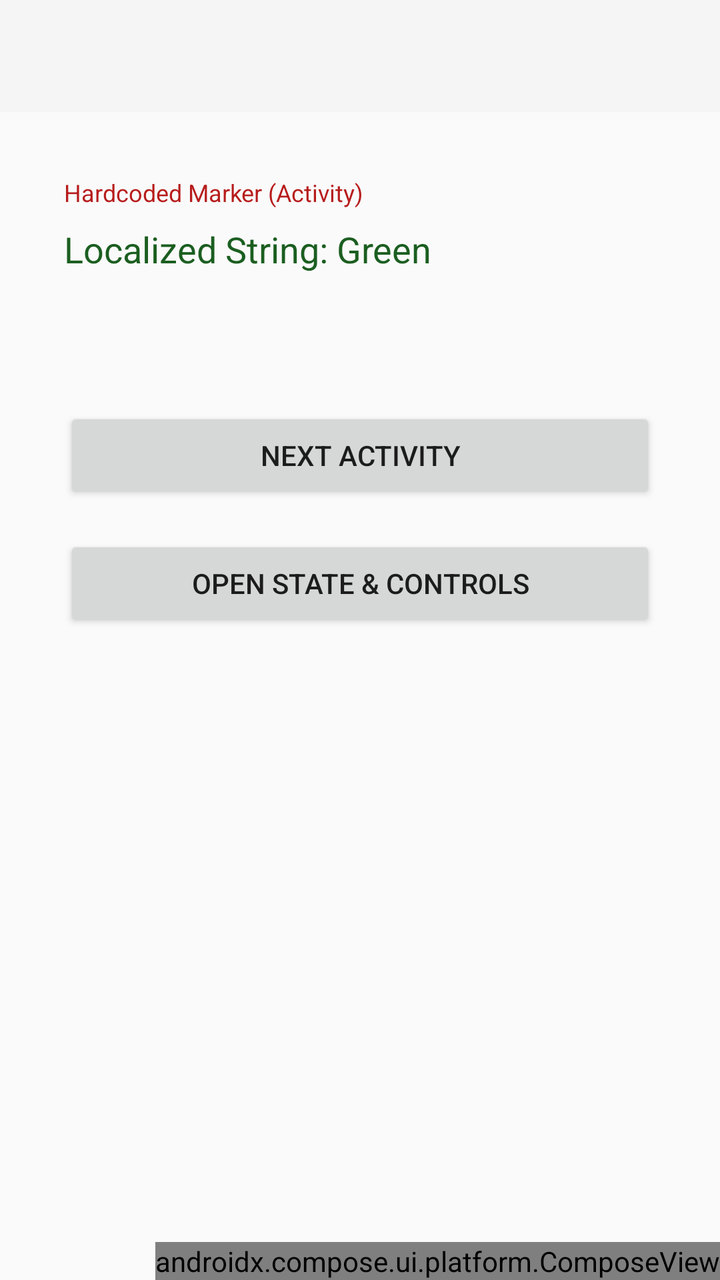
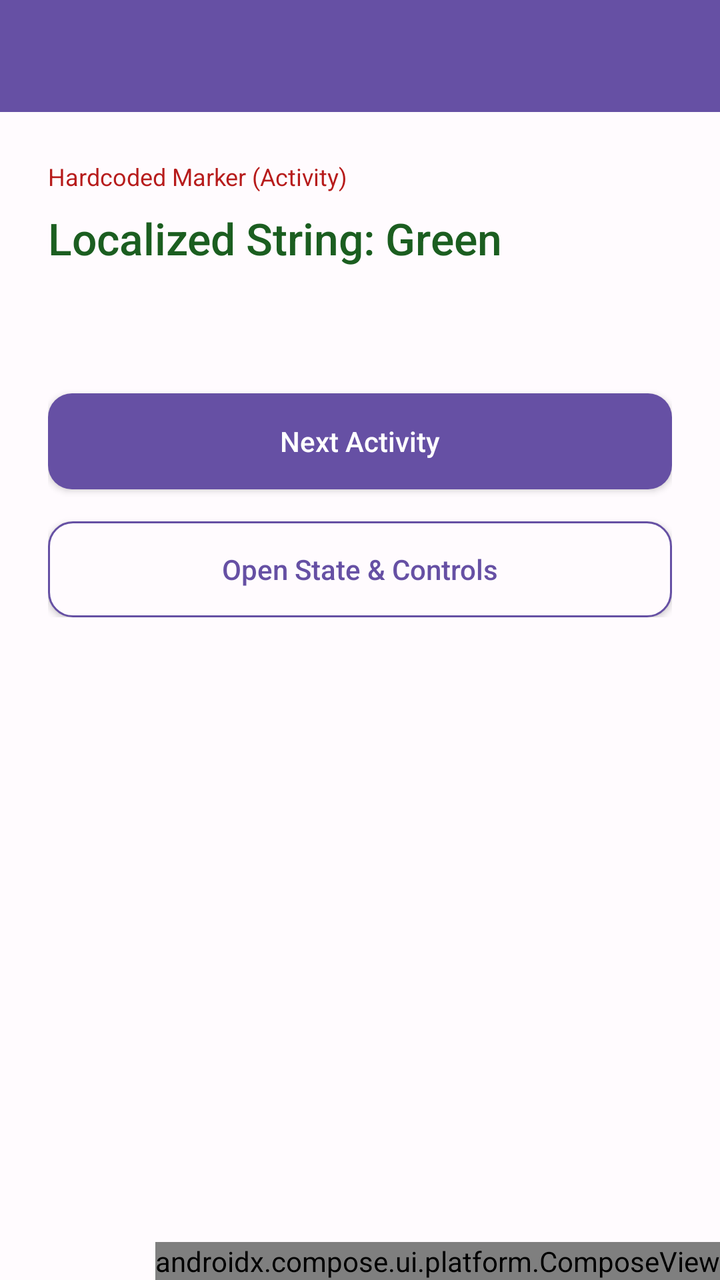

Screens rendered from an Android XML layout before and after an edit, with the pre-edit source and the edit as a unified diff.
<!-- AndroidManifest.xml: activity theme Theme.LocaleEasy -->
<!-- res/layout/activity_sample.xml -->
<?xml version="1.0" encoding="utf-8"?>
<FrameLayout xmlns:android="http://schemas.android.com/apk/res/android"
    android:layout_width="match_parent"
    android:layout_height="match_parent">

    <LinearLayout
        android:layout_width="match_parent"
        android:layout_height="match_parent"
        android:orientation="vertical">

        <androidx.appcompat.widget.Toolbar
            android:id="@+id/toolbar"
            android:layout_width="match_parent"
            android:layout_height="?attr/actionBarSize"
            android:background="?attr/colorPrimary"
            android:theme="@style/ThemeOverlay.AppCompat.Dark.ActionBar" />

        <ScrollView
            android:layout_width="match_parent"
            android:layout_height="0dp"
            android:layout_weight="1">

            <LinearLayout
                android:layout_width="match_parent"
                android:layout_height="wrap_content"
                android:orientation="vertical"
                android:padding="32dp">

                <TextView
                    android:layout_width="wrap_content"
                    android:layout_height="wrap_content"
                    android:text="Hardcoded Marker (Activity)"
                    android:textColor="@color/hardcoded_text"
                    android:textSize="12sp"
                    android:paddingBottom="8dp" />

                <TextView
                    android:layout_width="wrap_content"
                    android:layout_height="wrap_content"
                    android:text="@string/string_resource_example"
                    android:textColor="@color/translated_text"
                    android:textSize="18sp"
                    android:paddingBottom="16dp" />

                <TextView
                    android:id="@+id/textViewDate"
                    android:layout_width="wrap_content"
                    android:layout_height="wrap_content"
                    android:textColor="@color/translated_text"
                    android:paddingBottom="32dp" />

                <Button
                    android:id="@+id/btnNext"
                    android:layout_width="match_parent"
                    android:layout_height="wrap_content"
                    android:text="@string/next_activity" />

                <Button
                    android:id="@+id/btnSettings"
                    android:layout_width="match_parent"
                    android:layout_height="wrap_content"
                    android:layout_marginTop="16dp"
                    android:text="@string/open_settings" />

            </LinearLayout>
        </ScrollView>
    </LinearLayout>

    <androidx.compose.ui.platform.ComposeView
        android:id="@+id/settingsComposeView"
        android:layout_width="wrap_content"
        android:layout_height="wrap_content"
        android:layout_gravity="bottom|end" />

</FrameLayout>
<!-- resources referenced by this layout -->
<resources>
  <color name="hardcoded_text">#B71C1C</color>
  <color name="translated_text">#1B5E20</color>
  <string name="next_activity">Next Activity</string>
  <string name="open_settings">Open State &amp; Controls</string>
  <string name="string_resource_example">Localized String: Green</string>
  <style name="Theme.LocaleEasy" parent="Theme.AppCompat.DayNight.NoActionBar" />
</resources>

<!-- the commit's change to res/layout/activity_sample.xml (unified diff, before → after) -->
@@ -1,5 +1,6 @@
 <?xml version="1.0" encoding="utf-8"?>
 <FrameLayout xmlns:android="http://schemas.android.com/apk/res/android"
+    android:background="@color/window_background"
     android:layout_width="match_parent"
     android:layout_height="match_parent">
 
@@ -24,7 +25,7 @@
                 android:layout_width="match_parent"
                 android:layout_height="wrap_content"
                 android:orientation="vertical"
-                android:padding="32dp">
+                android:padding="24dp">
 
                 <TextView
                     android:layout_width="wrap_content"
@@ -35,11 +36,13 @@
                     android:paddingBottom="8dp" />
 
                 <TextView
+                    android:id="@+id/textViewLocalized"
                     android:layout_width="wrap_content"
                     android:layout_height="wrap_content"
                     android:text="@string/string_resource_example"
                     android:textColor="@color/translated_text"
-                    android:textSize="18sp"
+                    android:textSize="22sp"
+                    android:fontFamily="sans-serif-medium"
                     android:paddingBottom="16dp" />
 
                 <TextView
@@ -47,20 +50,29 @@
                     android:layout_width="wrap_content"
                     android:layout_height="wrap_content"
                     android:textColor="@color/translated_text"
-                    android:paddingBottom="32dp" />
+                    android:paddingBottom="28dp"
+                    android:textSize="14sp" />
 
-                <Button
+                <androidx.appcompat.widget.AppCompatButton
                     android:id="@+id/btnNext"
                     android:layout_width="match_parent"
                     android:layout_height="wrap_content"
-                    android:text="@string/next_activity" />
+                    android:text="@string/next_activity"
+                    android:background="@drawable/sample_button_primary"
+                    android:textColor="@android:color/white"
+                    android:textAllCaps="false"
+                    android:minHeight="48dp" />
 
-                <Button
+                <androidx.appcompat.widget.AppCompatButton
                     android:id="@+id/btnSettings"
                     android:layout_width="match_parent"
                     android:layout_height="wrap_content"
                     android:layout_marginTop="16dp"
-                    android:text="@string/open_settings" />
+                    android:text="@string/open_settings"
+                    android:background="@drawable/sample_button_secondary"
+                    android:textColor="@color/native_primary"
+                    android:textAllCaps="false"
+                    android:minHeight="48dp" />
 
             </LinearLayout>
         </ScrollView>
<!-- resource entries referenced after the edit -->
@@ -1,10 +1,24 @@
 <!-- resources referenced by this layout -->
 <resources>
   <color name="hardcoded_text">#B71C1C</color>
+  <color name="native_primary">#6650A4</color>
   <color name="translated_text">#1B5E20</color>
+  <color name="window_background">#FFFBFE</color>
+  <!-- drawable sample_button_primary (drawable) -->
+  <ripple xmlns:android="http://schemas.android.com/apk/res/android" android:color="#33FFFFFF">
+      <item><shape><solid android:color="@color/native_primary" /><corners android:radius="12dp" /></shape></item>
+  </ripple>
+  <!-- drawable sample_button_secondary (drawable) -->
+  <ripple xmlns:android="http://schemas.android.com/apk/res/android" android:color="#226650A4">
+      <item><shape><solid android:color="@color/window_background" /><corners android:radius="12dp" />
+          <stroke android:width="1dp" android:color="@color/native_primary" /></shape></item>
+  </ripple>
   <string name="next_activity">Next Activity</string>
   <string name="open_settings">Open State &amp; Controls</string>
   <string name="string_resource_example">Localized String: Green</string>
-  <style name="Theme.LocaleEasy" parent="Theme.AppCompat.DayNight.NoActionBar" />
+  <style name="Theme.LocaleEasy" parent="Theme.AppCompat.DayNight.NoActionBar">
+          <item name="colorPrimary">@color/native_primary</item>
+          <item name="android:windowBackground">@color/window_background</item>
+      </style>
 </resources>
 
